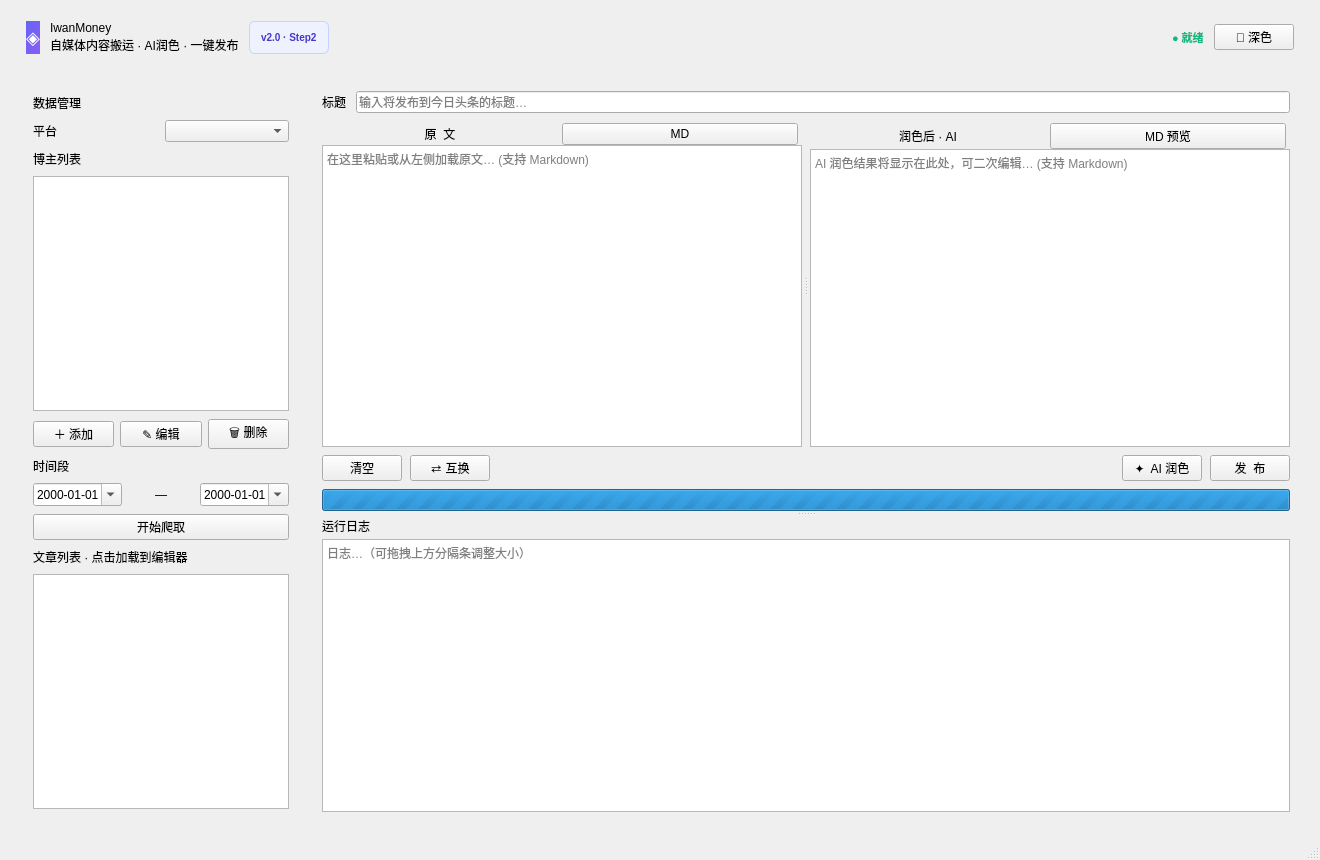
First picture: the form in src/ui/mainwindow.ui, repository lkpopo/wechat-content-publisher, before the edit.
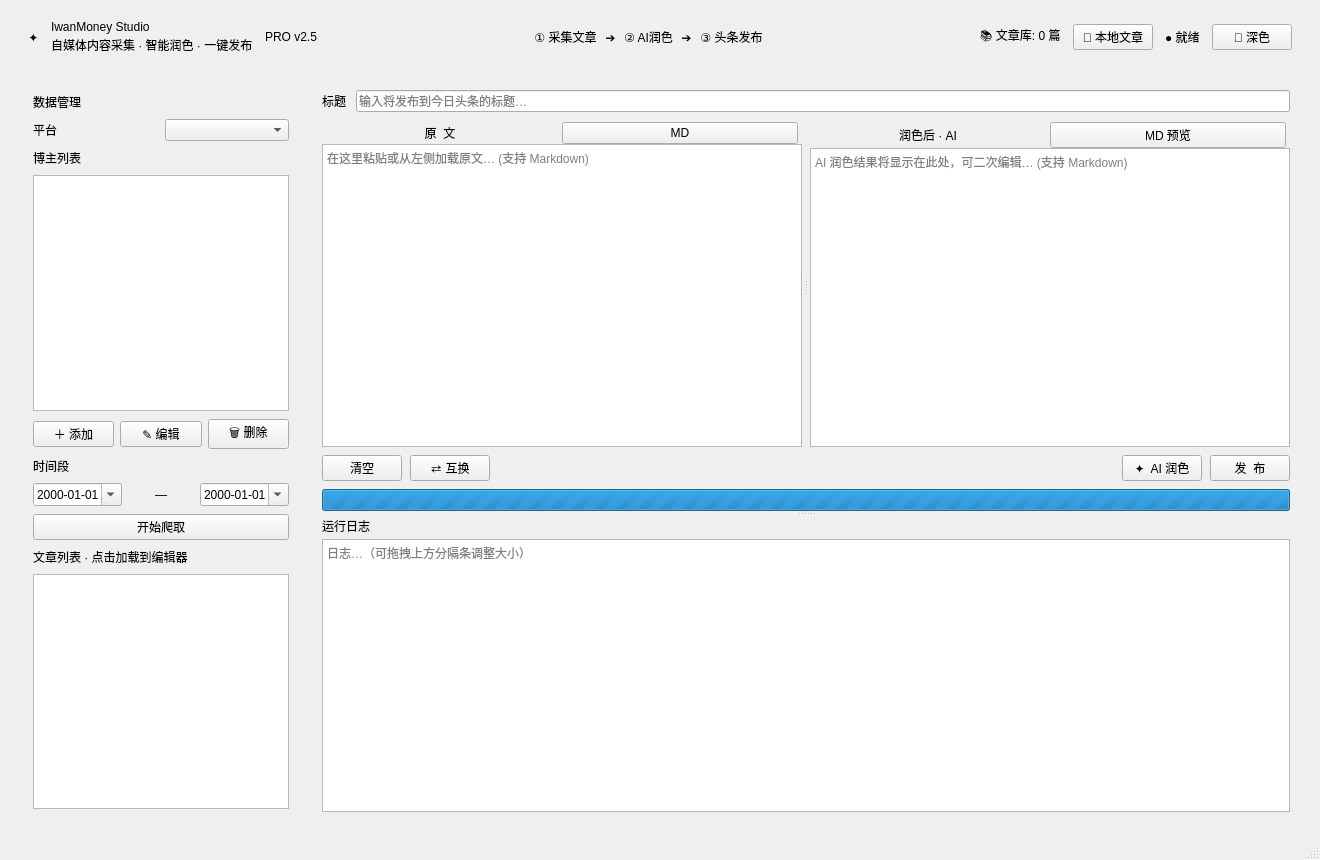
Second picture: the form after the edit.

```diff
--- a/src/ui/mainwindow.ui
+++ b/src/ui/mainwindow.ui
@@ -21,51 +21,113 @@
       <property name="minimumHeight"><number>52</number></property>
       <property name="maximumHeight"><number>52</number></property>
       <layout class="QHBoxLayout" name="hlHeader">
-       <property name="spacing"><number>10</number></property>
-       <property name="leftMargin"><number>14</number></property>
-       <property name="rightMargin"><number>14</number></property>
+       <property name="spacing"><number>12</number></property>
+       <property name="leftMargin"><number>16</number></property>
+       <property name="topMargin"><number>8</number></property>
+       <property name="rightMargin"><number>16</number></property>
+       <property name="bottomMargin"><number>8</number></property>
+       <!-- Left Brand Area -->
        <item>
         <widget class="QLabel" name="labelAppIcon">
-         <property name="text"><string>◈</string></property>
-         <property name="minimumWidth"><number>36</number></property>
-         <property name="maximumWidth"><number>36</number></property>
-         <property name="minimumHeight"><number>36</number></property>
-         <property name="maximumHeight"><number>36</number></property>
+         <property name="text"><string>✦</string></property>
+         <property name="minimumWidth"><number>40</number></property>
+         <property name="maximumWidth"><number>40</number></property>
+         <property name="minimumHeight"><number>40</number></property>
+         <property name="maximumHeight"><number>40</number></property>
          <property name="alignment"><set>Qt::AlignCenter</set></property>
-         <property name="styleSheet"><string notr="true">background: qlineargradient(x1:0,y1:0,x2:1,y2:1, stop:0 #6366F1, stop:1 #8B5CF6); color:white; border-radius:8px; font-size:18px; font-weight:700;</string></property>
         </widget>
        </item>
        <item>
         <layout class="QVBoxLayout" name="vlHeaderTitle">
-         <property name="spacing"><number>1</number></property>
+         <property name="spacing"><number>2</number></property>
          <item>
           <widget class="QLabel" name="labelAppTitle">
-           <property name="text"><string>IwanMoney</string></property>
+           <property name="text"><string>IwanMoney Studio</string></property>
           </widget>
          </item>
          <item>
           <widget class="QLabel" name="labelAppSubtitle">
-           <property name="text"><string>自媒体内容搬运 · AI润色 · 一键发布</string></property>
+           <property name="text"><string>自媒体内容采集 · 智能润色 · 一键发布</string></property>
           </widget>
          </item>
         </layout>
        </item>
        <item>
         <widget class="QLabel" name="labelHeaderBadge">
-         <property name="text"><string>v2.0 · Step2</string></property>
-         <property name="styleSheet"><string notr="true">background:#EEF2FF; color:#4338CA; border:1px solid #C7D2FE; border-radius:6px; padding:3px 8px; font-size:10px; font-weight:600;</string></property>
+         <property name="text"><string>PRO v2.5</string></property>
         </widget>
        </item>
        <item>
         <spacer name="hSpacerHeader">
          <property name="orientation"><enum>Qt::Horizontal</enum></property>
-         <property name="sizeHint" stdset="0"><size><width>40</width><height>20</height></size></property>
+         <property name="sizeHint" stdset="0"><size><width>20</width><height>20</height></size></property>
         </spacer>
        </item>
+       <!-- Center Workflow Stepper Pipeline -->
+       <item>
+        <widget class="QWidget" name="workflowWidget">
+         <layout class="QHBoxLayout" name="hlWorkflow">
+          <property name="spacing"><number>8</number></property>
+          <property name="leftMargin"><number>12</number></property>
+          <property name="topMargin"><number>4</number></property>
+          <property name="rightMargin"><number>12</number></property>
+          <property name="bottomMargin"><number>4</number></property>
+          <item>
+           <widget class="QLabel" name="labelStep1">
+            <property name="text"><string>① 采集文章</string></property>
+            <property name="alignment"><set>Qt::AlignCenter</set></property>
+           </widget>
+          </item>
+          <item>
+           <widget class="QLabel" name="labelStepArrow1">
+            <property name="text"><string>➔</string></property>
+            <property name="alignment"><set>Qt::AlignCenter</set></property>
+           </widget>
+          </item>
+          <item>
+           <widget class="QLabel" name="labelStep2">
+            <property name="text"><string>② AI润色</string></property>
+            <property name="alignment"><set>Qt::AlignCenter</set></property>
+           </widget>
+          </item>
+          <item>
+           <widget class="QLabel" name="labelStepArrow2">
+            <property name="text"><string>➔</string></property>
+            <property name="alignment"><set>Qt::AlignCenter</set></property>
+           </widget>
+          </item>
+          <item>
+           <widget class="QLabel" name="labelStep3">
+            <property name="text"><string>③ 头条发布</string></property>
+            <property name="alignment"><set>Qt::AlignCenter</set></property>
+           </widget>
+          </item>
+         </layout>
+        </widget>
+       </item>
+       <item>
+        <spacer name="hSpacerWorkflowRight">
+         <property name="orientation"><enum>Qt::Horizontal</enum></property>
+         <property name="sizeHint" stdset="0"><size><width>20</width><height>20</height></size></property>
+        </spacer>
+       </item>
+       <!-- Right Action and Status Area -->
+       <item>
+        <widget class="QLabel" name="labelStatsBadge">
+         <property name="text"><string>📚 文章库: 0 篇</string></property>
+         <property name="toolTip"><string>本地已收录文章数量</string></property>
+        </widget>
+       </item>
+       <item>
+        <widget class="QPushButton" name="btnOpenArticlesDir">
+         <property name="text"><string>📂 本地文章</string></property>
+         <property name="toolTip"><string>在文件资源管理器中打开下载的文章与图片目录</string></property>
+         <property name="minimumHeight"><number>32</number></property>
+        </widget>
+       </item>
        <item>
         <widget class="QLabel" name="labelStatusDot">
          <property name="text"><string>● 就绪</string></property>
-         <property name="styleSheet"><string notr="true">color:#10B981; font-size:11px; font-weight:600;</string></property>
         </widget>
        </item>
        <item>
```
Left out of the diff: 8 changed lines with no effect on the pictures.
